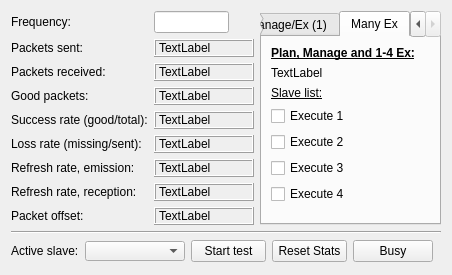
First picture: the form in ui/w_commtest.ui, repository johnbatzer18/biomech_flexsea-plan, before the edit.
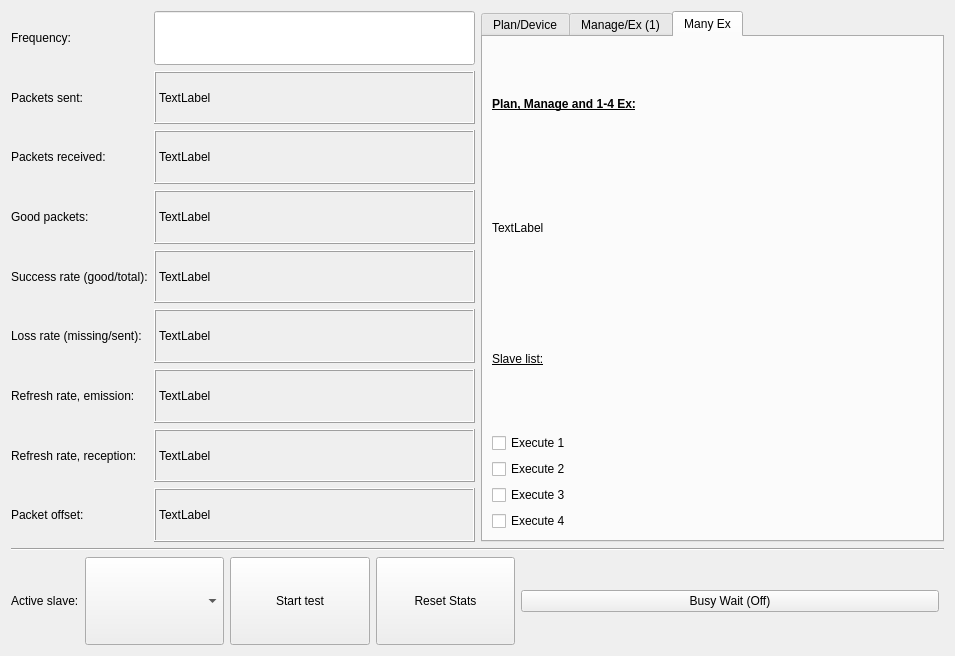
Second picture: the form after the edit. The open tabs and pages were chosen to show the change.

Commit message: Copied a fiew .ui files from the public repo to get the latest UX improvements.

The edit to the form file:
```diff
--- a/ui/w_commtest.ui
+++ b/ui/w_commtest.ui
@@ -6,26 +6,26 @@
    <rect>
     <x>0</x>
     <y>0</y>
-    <width>452</width>
-    <height>274</height>
+    <width>955</width>
+    <height>656</height>
    </rect>
   </property>
   <property name="windowTitle">
    <string>Form</string>
   </property>
-  <layout class="QVBoxLayout" name="verticalLayout">
+  <layout class="QVBoxLayout" name="verticalLayout" stretch="6,0,1">
    <item>
     <layout class="QHBoxLayout" name="horizontalLayout">
      <item>
-      <layout class="QGridLayout" name="gridLayout_5">
-       <item row="3" column="0">
+      <layout class="QGridLayout" name="gridLayout_5" columnstretch="1,3">
+       <item row="2" column="0">
         <widget class="QLabel" name="label_4">
          <property name="text">
           <string>Packets received:</string>
          </property>
         </widget>
        </item>
-       <item row="3" column="1">
+       <item row="2" column="1">
         <widget class="QLabel" name="labelReceivedPackets">
          <property name="minimumSize">
           <size>
@@ -35,7 +35,32 @@
          </property>
          <property name="maximumSize">
           <size>
+           <width>16777215</width>
+           <height>16777215</height>
+          </size>
+         </property>
+         <property name="frameShape">
+          <enum>QFrame::Box</enum>
+         </property>
+         <property name="frameShadow">
+          <enum>QFrame::Raised</enum>
+         </property>
+         <property name="text">
+          <string>TextLabel</string>
+         </property>
+        </widget>
+       </item>
+       <item row="4" column="1">
+        <widget class="QLabel" name="labelSuccess">
+         <property name="minimumSize">
+          <size>
            <width>100</width>
+           <height>0</height>
+          </size>
+         </property>
+         <property name="maximumSize">
+          <size>
+           <width>16777215</width>
            <height>16777215</height>
           </size>
          </property>
@@ -50,21 +75,21 @@
          </property>
         </widget>
        </item>
-       <item row="2" column="0">
+       <item row="1" column="0">
         <widget class="QLabel" name="label_3">
          <property name="text">
           <string>Packets sent:</string>
          </property>
         </widget>
        </item>
-       <item row="6" column="0">
+       <item row="5" column="0">
         <widget class="QLabel" name="label_7">
          <property name="text">
           <string>Loss rate (missing/sent):</string>
          </property>
         </widget>
        </item>
-       <item row="4" column="1">
+       <item row="3" column="1">
         <widget class="QLabel" name="labelGoodPackets">
          <property name="minimumSize">
           <size>
@@ -74,7 +99,7 @@
          </property>
          <property name="maximumSize">
           <size>
-           <width>100</width>
+           <width>16777215</width>
            <height>16777215</height>
           </size>
          </property>
@@ -89,46 +114,21 @@
          </property>
         </widget>
        </item>
-       <item row="5" column="1">
-        <widget class="QLabel" name="labelSuccess">
-         <property name="minimumSize">
-          <size>
-           <width>100</width>
-           <height>0</height>
-          </size>
-         </property>
-         <property name="maximumSize">
-          <size>
-           <width>100</width>
-           <height>16777215</height>
-          </size>
-         </property>
-         <property name="frameShape">
-          <enum>QFrame::Box</enum>
-         </property>
-         <property name="frameShadow">
-          <enum>QFrame::Raised</enum>
-         </property>
-         <property name="text">
-          <string>TextLabel</string>
-         </property>
-        </widget>
-       </item>
-       <item row="5" column="0">
-        <widget class="QLabel" name="label_6">
-         <property name="text">
-          <string>Success rate (good/total):</string>
-         </property>
-        </widget>
-       </item>
-       <item row="4" column="0">
+       <item row="3" column="0">
         <widget class="QLabel" name="label_5">
          <property name="text">
           <string>Good packets:</string>
          </property>
         </widget>
        </item>
-       <item row="7" column="1">
+       <item row="4" column="0">
+        <widget class="QLabel" name="label_6">
+         <property name="text">
+          <string>Success rate (good/total):</string>
+         </property>
+        </widget>
+       </item>
+       <item row="6" column="1">
         <widget class="QLabel" name="label_rrSend">
          <property name="minimumSize">
           <size>
@@ -138,7 +138,7 @@
          </property>
          <property name="maximumSize">
           <size>
-           <width>100</width>
+           <width>16777215</width>
            <height>16777215</height>
           </size>
          </property>
@@ -153,34 +153,46 @@
          </property>
         </widget>
        </item>
-       <item row="7" column="0">
+       <item row="6" column="0">
         <widget class="QLabel" name="label_8">
          <property name="text">
           <string>Refresh rate, emission:</string>
          </property>
         </widget>
        </item>
-       <item row="8" column="0">
+       <item row="7" column="1">
+        <widget class="QLabel" name="label_rrReceive">
+         <property name="minimumSize">
+          <size>
+           <width>100</width>
+           <height>0</height>
+          </size>
+         </property>
+         <property name="maximumSize">
+          <size>
+           <width>16777215</width>
+           <height>16777215</height>
+          </size>
+         </property>
+         <property name="frameShape">
+          <enum>QFrame::Box</enum>
+         </property>
+         <property name="frameShadow">
+          <enum>QFrame::Raised</enum>
+         </property>
+         <property name="text">
+          <string>TextLabel</string>
+         </property>
+        </widget>
+       </item>
+       <item row="7" column="0">
         <widget class="QLabel" name="label_9">
          <property name="text">
           <string>Refresh rate, reception:</string>
          </property>
         </widget>
        </item>
-       <item row="1" column="4">
-        <spacer name="horizontalSpacer_2">
-         <property name="orientation">
-          <enum>Qt::Horizontal</enum>
-         </property>
-         <property name="sizeHint" stdset="0">
-          <size>
-           <width>5</width>
-           <height>5</height>
-          </size>
-         </property>
-        </spacer>
-       </item>
-       <item row="2" column="1">
+       <item row="1" column="1">
         <widget class="QLabel" name="labelSentPackets">
          <property name="minimumSize">
           <size>
@@ -190,7 +202,7 @@
          </property>
          <property name="maximumSize">
           <size>
-           <width>100</width>
+           <width>16777215</width>
            <height>16777215</height>
           </size>
          </property>
@@ -205,7 +217,7 @@
          </property>
         </widget>
        </item>
-       <item row="6" column="1">
+       <item row="5" column="1">
         <widget class="QLabel" name="labelLossRate">
          <property name="minimumSize">
           <size>
@@ -215,7 +227,7 @@
          </property>
          <property name="maximumSize">
           <size>
-           <width>100</width>
+           <width>16777215</width>
            <height>16777215</height>
           </size>
          </property>
@@ -230,40 +242,14 @@
          </property>
         </widget>
        </item>
-       <item row="8" column="1">
-        <widget class="QLabel" name="label_rrReceive">
-         <property name="minimumSize">
-          <size>
-           <width>100</width>
-           <height>0</height>
-          </size>
-         </property>
-         <property name="maximumSize">
-          <size>
-           <width>100</width>
-           <height>16777215</height>
-          </size>
-         </property>
-         <property name="frameShape">
-          <enum>QFrame::Box</enum>
-         </property>
-         <property name="frameShadow">
-          <enum>QFrame::Raised</enum>
-         </property>
-         <property name="text">
-          <string>TextLabel</string>
-         </property>
-        </widget>
-       </item>
-       <item row="1" column="0">
-        <widget class="QLabel" name="label_2">
-         <property name="text">
-          <string>Frequency:</string>
-         </property>
-        </widget>
-       </item>
-       <item row="1" column="1">
+       <item row="0" column="1">
         <widget class="QLineEdit" name="lineEdit">
+         <property name="sizePolicy">
+          <sizepolicy hsizetype="Expanding" vsizetype="Preferred">
+           <horstretch>0</horstretch>
+           <verstretch>0</verstretch>
+          </sizepolicy>
+         </property>
          <property name="minimumSize">
           <size>
            <width>75</width>
@@ -272,20 +258,20 @@
          </property>
          <property name="maximumSize">
           <size>
-           <width>75</width>
+           <width>16777215</width>
            <height>16777215</height>
           </size>
          </property>
         </widget>
        </item>
-       <item row="9" column="0">
+       <item row="8" column="0">
         <widget class="QLabel" name="label_10">
          <property name="text">
           <string>Packet offset:</string>
          </property>
         </widget>
        </item>
-       <item row="9" column="1">
+       <item row="8" column="1">
         <widget class="QLabel" name="label_packetOffset">
          <property name="minimumSize">
           <size>
@@ -295,7 +281,7 @@
          </property>
          <property name="maximumSize">
           <size>
-           <width>100</width>
+           <width>16777215</width>
            <height>16777215</height>
           </size>
          </property>
@@ -310,6 +296,13 @@
          </property>
         </widget>
        </item>
+       <item row="0" column="0">
+        <widget class="QLabel" name="label_2">
+         <property name="text">
+          <string>Frequency:</string>
+         </property>
+        </widget>
+       </item>
       </layout>
      </item>
      <item>
@@ -497,22 +490,6 @@
            </item>
           </layout>
          </item>
-         <item>
-          <spacer name="verticalSpacer_4">
-           <property name="orientation">
-            <enum>Qt::Vertical</enum>
-           </property>
-           <property name="sizeType">
-            <enum>QSizePolicy::MinimumExpanding</enum>
-           </property>
-           <property name="sizeHint" stdset="0">
-            <size>
-             <width>5</width>
-             <height>6</height>
-            </size>
-           </property>
-          </spacer>
-         </item>
         </layout>
        </widget>
       </widget>
@@ -527,9 +504,15 @@
     </widget>
    </item>
    <item>
-    <layout class="QHBoxLayout" name="horizontalLayout_2">
+    <layout class="QHBoxLayout" name="horizontalLayout_2" stretch="0,1,1,1,3">
      <item>
       <widget class="QLabel" name="label">
+       <property name="sizePolicy">
+        <sizepolicy hsizetype="Preferred" vsizetype="Expanding">
+         <horstretch>0</horstretch>
+         <verstretch>0</verstretch>
+        </sizepolicy>
+       </property>
        <property name="maximumSize">
         <size>
          <width>16777215</width>
@@ -543,6 +526,12 @@
      </item>
      <item>
       <widget class="QComboBox" name="comboBox_slave">
+       <property name="sizePolicy">
+        <sizepolicy hsizetype="Expanding" vsizetype="Expanding">
+         <horstretch>0</horstretch>
+         <verstretch>0</verstretch>
+        </sizepolicy>
+       </property>
        <property name="minimumSize">
         <size>
          <width>100</width>
@@ -552,13 +541,19 @@
        <property name="maximumSize">
         <size>
          <width>16777215</width>
-         <height>20</height>
+         <height>16777215</height>
         </size>
        </property>
       </widget>
      </item>
      <item>
       <widget class="QPushButton" name="pushButtonStartStop">
+       <property name="sizePolicy">
+        <sizepolicy hsizetype="Expanding" vsizetype="Expanding">
+         <horstretch>0</horstretch>
+         <verstretch>0</verstretch>
+        </sizepolicy>
+       </property>
        <property name="minimumSize">
         <size>
          <width>75</width>
@@ -567,7 +562,7 @@
        </property>
        <property name="maximumSize">
         <size>
-         <width>75</width>
+         <width>16777215</width>
          <height>16777215</height>
         </size>
        </property>
@@ -578,6 +573,12 @@
      </item>
      <item>
       <widget class="QPushButton" name="pushButtonReset">
+       <property name="sizePolicy">
+        <sizepolicy hsizetype="Expanding" vsizetype="Expanding">
+         <horstretch>0</horstretch>
+         <verstretch>0</verstretch>
+        </sizepolicy>
+       </property>
        <property name="minimumSize">
         <size>
          <width>75</width>
@@ -586,7 +587,7 @@
        </property>
        <property name="maximumSize">
         <size>
-         <width>75</width>
+         <width>16777215</width>
          <height>16777215</height>
         </size>
        </property>
@@ -598,7 +599,7 @@
      <item>
       <widget class="QPushButton" name="busyWaitButton">
        <property name="text">
-        <string>Busy</string>
+        <string>Busy Wait (Off)</string>
        </property>
       </widget>
      </item>
@@ -617,22 +618,6 @@
      </item>
     </layout>
    </item>
-   <item>
-    <spacer name="verticalSpacer">
-     <property name="orientation">
-      <enum>Qt::Vertical</enum>
-     </property>
-     <property name="sizeType">
-      <enum>QSizePolicy::MinimumExpanding</enum>
-     </property>
-     <property name="sizeHint" stdset="0">
-      <size>
-       <width>5</width>
-       <height>2</height>
-      </size>
-     </property>
-    </spacer>
-   </item>
   </layout>
  </widget>
  <resources/>
```
Left out of the diff: 34 changed lines with no effect on the pictures. The commit also changes 5 other files.
